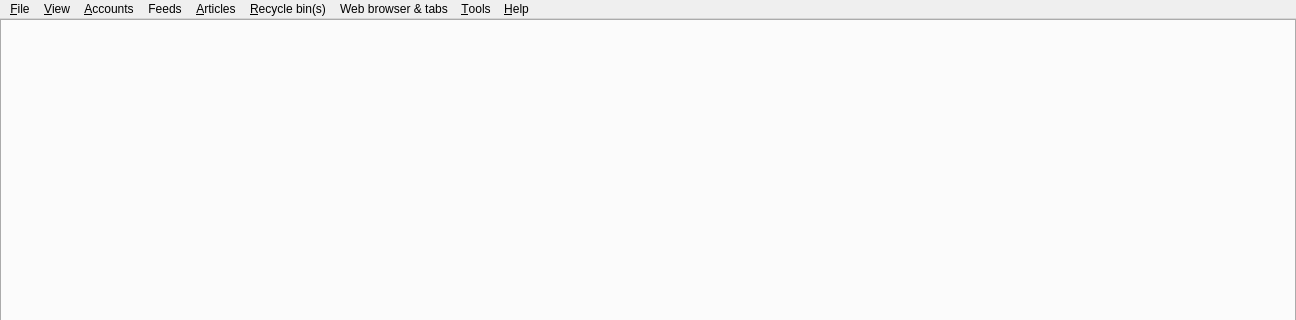
martinrotter/rssguard, file src/librssguard/gui/dialogs/formmain.ui: the form before one commit; both pictures show x 0 to 1296 and y 0 to 320 of the 1296 by 677 pixel window.
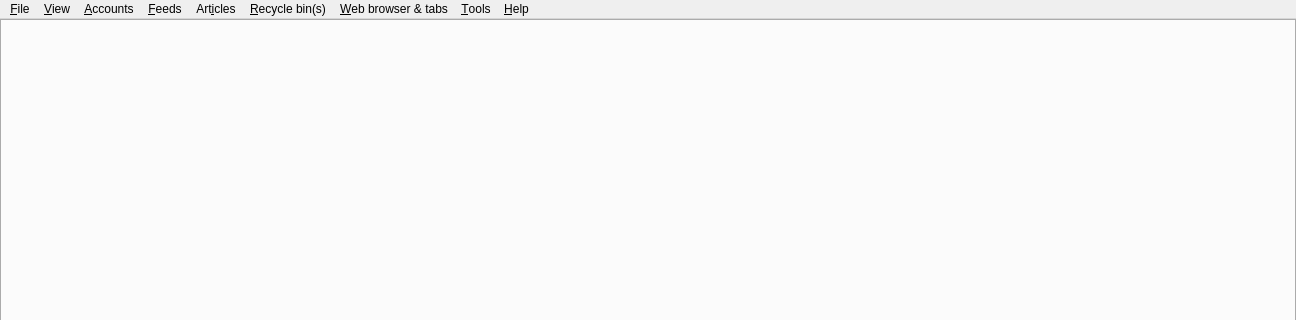
The form after the commit. Custom widgets are drawn as their Qt base class.

Patch:
```diff
--- a/src/librssguard/gui/dialogs/formmain.ui
+++ b/src/librssguard/gui/dialogs/formmain.ui
@@ -100,7 +100,7 @@
    </widget>
    <widget class="QMenu" name="m_menuFeeds">
     <property name="title">
-     <string>Feeds</string>
+     <string>&amp;Feeds</string>
     </property>
     <widget class="QMenu" name="m_menuAddItem">
      <property name="title">
@@ -136,7 +136,7 @@
    </widget>
    <widget class="QMenu" name="m_menuMessages">
     <property name="title">
-     <string>&amp;Articles</string>
+     <string>Art&amp;icles</string>
     </property>
     <addaction name="m_actionOpenSelectedSourceArticlesExternally"/>
     <addaction name="m_actionOpenSelectedMessagesInternally"/>
@@ -173,7 +173,7 @@
    </widget>
    <widget class="QMenu" name="m_menuWebBrowserTabs">
     <property name="title">
-     <string>Web browser &amp;&amp; tabs</string>
+     <string>&amp;Web browser &amp;&amp; tabs</string>
     </property>
     <addaction name="m_actionTabNewWebBrowser"/>
     <addaction name="separator"/>
```
